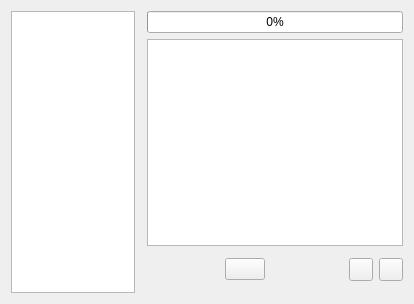
Old version of the form arachnid/core/gui/pyui/Monitor.ui in the repository ezralanglois/arachnid.
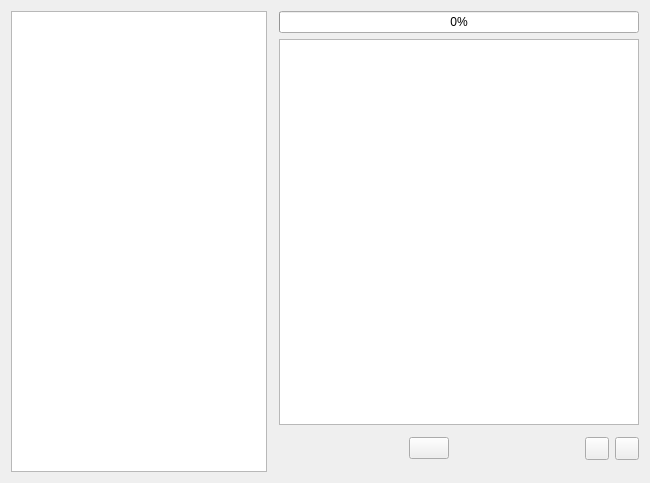
New version of the form. Icons and pictures are not drawn.

Commit message: Added screen to projectui

```diff
--- a/arachnid/core/gui/pyui/Monitor.ui
+++ b/arachnid/core/gui/pyui/Monitor.ui
@@ -6,8 +6,8 @@
    <rect>
     <x>0</x>
     <y>0</y>
-    <width>414</width>
-    <height>304</height>
+    <width>650</width>
+    <height>483</height>
    </rect>
   </property>
   <property name="windowTitle">
```
Left out of the diff: 2 changed lines with no effect on the pictures. The commit also changes 5 other files.
